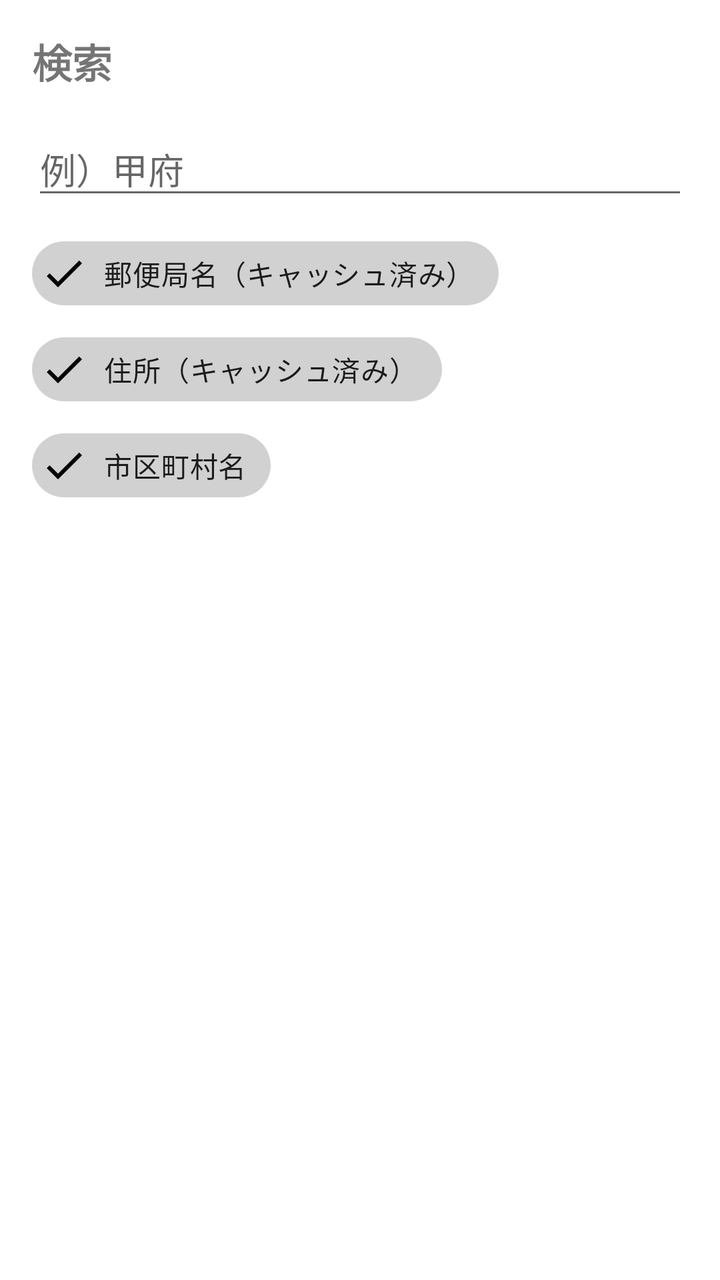
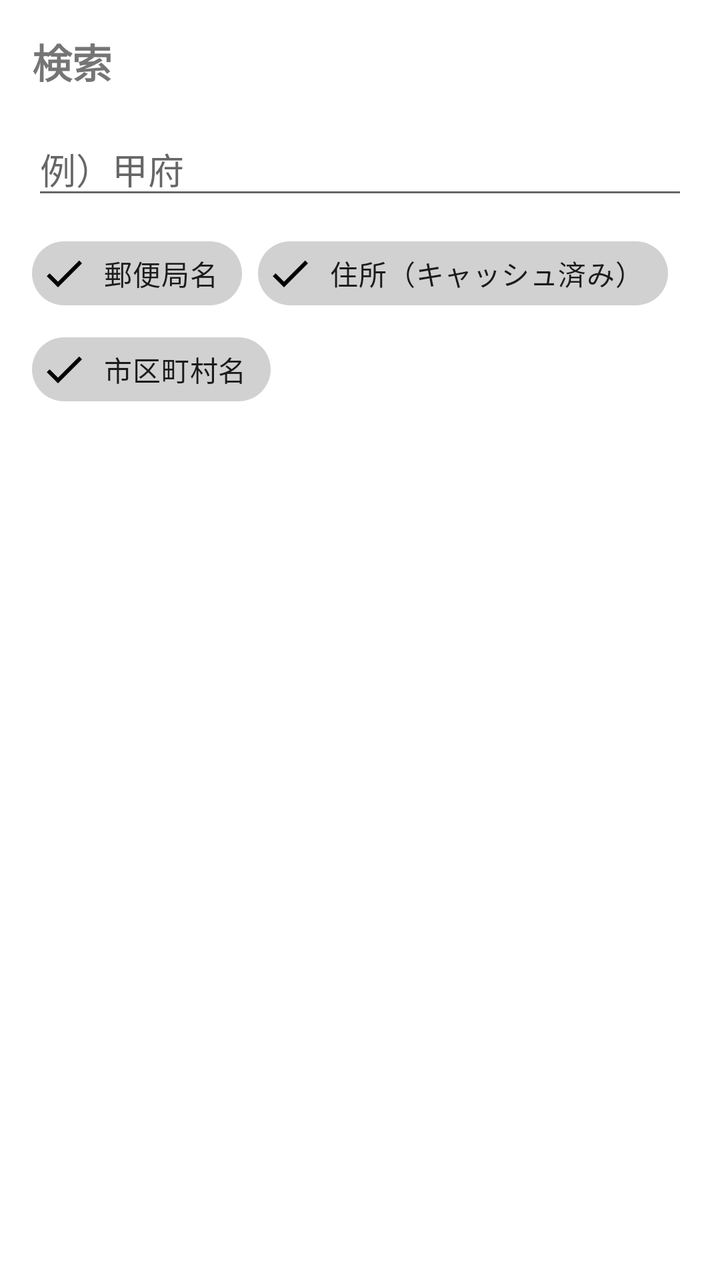

An Android layout rendered at two revisions. The XML below is the earlier revision; the diff shows what the commit changed to produce the second picture.
<!-- AndroidManifest.xml: application theme Theme.OsmJPPostalMap -->
<!-- res/layout/dialog_search.xml -->
<?xml version="1.0" encoding="utf-8"?>
<LinearLayout xmlns:android="http://schemas.android.com/apk/res/android"
    xmlns:app="http://schemas.android.com/apk/res-auto"
    android:layout_width="match_parent"
    android:layout_height="wrap_content"
    android:orientation="vertical"
    android:padding="16dp">

    <TextView
        android:layout_width="wrap_content"
        android:layout_height="wrap_content"
        android:text="検索"
        android:textSize="20sp"
        android:textStyle="bold"
        android:layout_marginBottom="16dp" />

    <EditText
        android:id="@+id/search_input"
        android:layout_width="match_parent"
        android:layout_height="wrap_content"
        android:hint="例）甲府"
        android:inputType="text"
        android:maxLines="1"
        android:imeOptions="actionSearch" />

    <com.google.android.material.chip.ChipGroup
        android:layout_width="match_parent"
        android:layout_height="wrap_content"
        android:layout_marginTop="8dp"
        app:chipSpacingHorizontal="8dp"
        app:chipSpacingVertical="0dp">

        <com.google.android.material.chip.Chip
            android:id="@+id/check_post_office"
            style="@style/Widget.MaterialComponents.Chip.Filter"
            android:layout_width="wrap_content"
            android:layout_height="wrap_content"
            android:checked="true"
            android:text="郵便局名（キャッシュ済み）" />

        <com.google.android.material.chip.Chip
            android:id="@+id/check_address"
            style="@style/Widget.MaterialComponents.Chip.Filter"
            android:layout_width="wrap_content"
            android:layout_height="wrap_content"
            android:checked="true"
            android:text="住所（キャッシュ済み）" />

        <com.google.android.material.chip.Chip
            android:id="@+id/check_place"
            style="@style/Widget.MaterialComponents.Chip.Filter"
            android:layout_width="wrap_content"
            android:layout_height="wrap_content"
            android:checked="true"
            android:text="市区町村名" />
    </com.google.android.material.chip.ChipGroup>

    <androidx.recyclerview.widget.RecyclerView
        android:id="@+id/search_results"
        android:layout_width="match_parent"
        android:layout_height="300dp"
        android:layout_marginTop="8dp" />

</LinearLayout>
<!-- resources referenced by this layout -->
<resources>
  <style name="Theme.OsmJPPostalMap" parent="Theme.MaterialComponents.DayNight.NoActionBar">
          
          <item name="colorPrimary">@color/jp_post_red</item>
          <item name="colorPrimaryVariant">@color/jp_post_red</item>
          <item name="colorOnPrimary">@color/white</item>
          
          <item name="colorSecondary">@color/teal_200</item>
          <item name="colorSecondaryVariant">@color/teal_700</item>
          <item name="colorOnSecondary">@color/black</item>
          
          <item name="android:statusBarColor">?attr/colorPrimaryVariant</item>
          <item name="android:windowLightStatusBar" tools:targetApi="m">false</item>
          
      </style>
  <color name="jp_post_red">#E60012</color>
  <color name="white">#FFFFFFFF</color>
  <color name="teal_200">#FF03DAC5</color>
  <color name="teal_700">#FF018786</color>
  <color name="black">#FF000000</color>
</resources>

<!-- the commit's change to res/layout/dialog_search.xml (unified diff, before → after) -->
@@ -36,7 +36,7 @@
             android:layout_width="wrap_content"
             android:layout_height="wrap_content"
             android:checked="true"
-            android:text="郵便局名（キャッシュ済み）" />
+            android:text="郵便局名" />
 
         <com.google.android.material.chip.Chip
             android:id="@+id/check_address"
